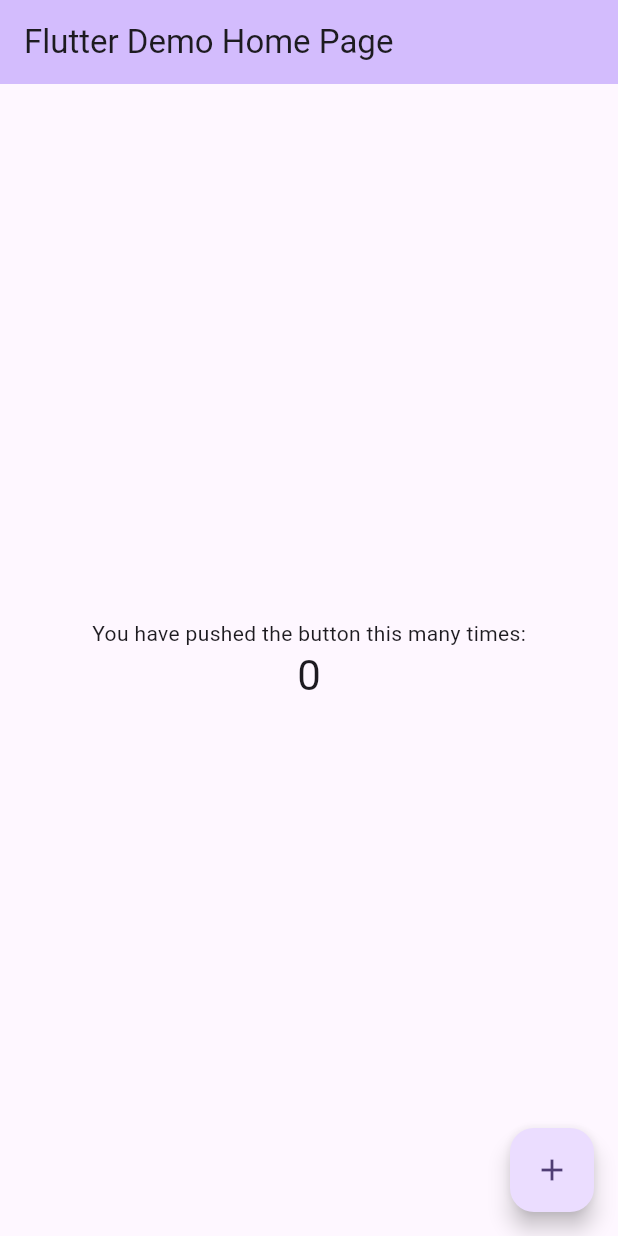
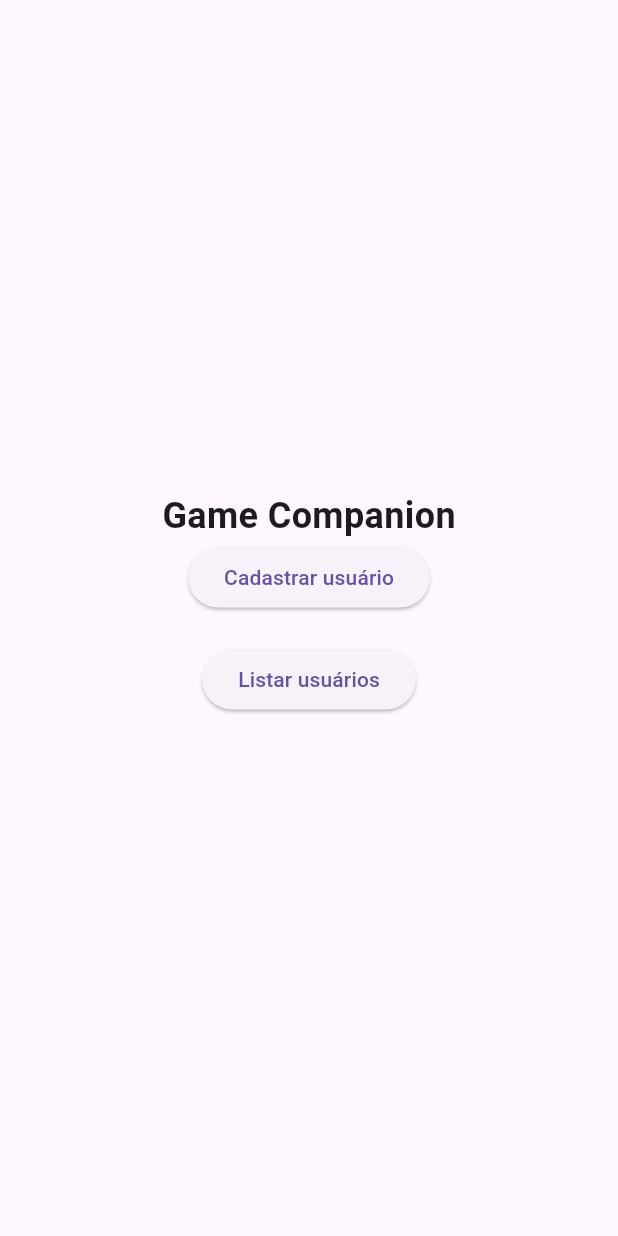
Before and after one commit to Faezito/APPCompanion, a Flutter app: the screen it shows after launch, on a phone screen of 412 x 824 dp. Run offline on Flutter 3.47's test engine with Material 3 defaults, Android fonts, the phone set to English and light mode, and no system bars; our stand-ins replace dio; statements that could not run were skipped.

Commit message:
Refatoração da home e melhoria na UI

```diff
--- a/lib/main.dart
+++ b/lib/main.dart
@@ -1,3 +1,9 @@
+import 'package:appcompanion/models/responses/usuario_response.dart';
+import 'package:appcompanion/screens/home.dart';
+import 'package:appcompanion/screens/usuario/alterar_senha_screen.dart';
+import 'package:appcompanion/screens/usuario/cadastro_screen.dart';
+import 'package:appcompanion/screens/usuario/editar_screen.dart';
+import 'package:appcompanion/services/usuario_service.dart';
 import 'package:flutter/material.dart';
 
 void main() {
@@ -11,112 +17,11 @@ class MyApp extends StatelessWidget {
   @override
   Widget build(BuildContext context) {
     return MaterialApp(
-      title: 'Flutter Demo',
-      theme: ThemeData(
-        // This is the theme of your application.
-        //
-        // TRY THIS: Try running your application with "flutter run". You'll see
-        // the application has a purple toolbar. Then, without quitting the app,
-        // try changing the seedColor in the colorScheme below to Colors.green
-        // and then invoke "hot reload" (save your changes or press the "hot
-        // reload" button in a Flutter-supported IDE, or press "r" if you used
-        // the command line to start the app).
-        //
-        // Notice that the counter didn't reset back to zero; the application
-        // state is not lost during the reload. To reset the state, use hot
-        // restart instead.
-        //
-        // This works for code too, not just values: Most code changes can be
-        // tested with just a hot reload.
-        colorScheme: .fromSeed(seedColor: Colors.deepPurple),
-      ),
-      home: const MyHomePage(title: 'Flutter Demo Home Page'),
+      debugShowCheckedModeBanner: false,
+      // home: const AlterarSenhaScreen(usuarioId: 1),
+      // home: const EditarUsuarioScreen(usuarioId: 1),
+      // home: const CadastroScreen(),
+      home: HomePage(title: 'Pagina Inicial'),
     );
   }
 }
-
-class MyHomePage extends StatefulWidget {
-  const MyHomePage({super.key, required this.title});
-
-  // This widget is the home page of your application. It is stateful, meaning
-  // that it has a State object (defined below) that contains fields that affect
-  // how it looks.
-
-  // This class is the configuration for the state. It holds the values (in this
-  // case the title) provided by the parent (in this case the App widget) and
-  // used by the build method of the State. Fields in a Widget subclass are
-  // always marked "final".
-
-  final String title;
-
-  @override
-  State<MyHomePage> createState() => _MyHomePageState();
-}
-
-class _MyHomePageState extends State<MyHomePage> {
-  int _counter = 0;
-
-  void _incrementCounter() {
-    setState(() {
-      // This call to setState tells the Flutter framework that something has
-      // changed in this State, which causes it to rerun the build method below
-      // so that the display can reflect the updated values. If we changed
-      // _counter without calling setState(), then the build method would not be
-      // called again, and so nothing would appear to happen.
-      _counter++;
-    });
-  }
-
-  @override
-  Widget build(BuildContext context) {
-    // This method is rerun every time setState is called, for instance as done
-    // by the _incrementCounter method above.
-    //
-    // The Flutter framework has been optimized to make rerunning build methods
-    // fast, so that you can just rebuild anything that needs updating rather
-    // than having to individually change instances of widgets.
-    return Scaffold(
-      appBar: AppBar(
-        // TRY THIS: Try changing the color here to a specific color (to
-        // Colors.amber, perhaps?) and trigger a hot reload to see the AppBar
-        // change color while the other colors stay the same.
-        backgroundColor: Theme.of(context).colorScheme.inversePrimary,
-        // Here we take the value from the MyHomePage object that was created by
-        // the App.build method, and use it to set our appbar title.
-        title: Text(widget.title),
-      ),
-      body: Center(
-        // Center is a layout widget. It takes a single child and positions it
-        // in the middle of the parent.
-        child: Column(
-          // Column is also a layout widget. It takes a list of children and
-          // arranges them vertically. By default, it sizes itself to fit its
-          // children horizontally, and tries to be as tall as its parent.
-          //
-          // Column has various properties to control how it sizes itself and
-          // how it positions its children. Here we use mainAxisAlignment to
-          // center the children vertically; the main axis here is the vertical
-          // axis because Columns are vertical (the cross axis would be
-          // horizontal).
-          //
-          // TRY THIS: Invoke "debug painting" (choose the "Toggle Debug Paint"
-          // action in the IDE, or press "p" in the console), to see the
-          // wireframe for each widget.
-          mainAxisAlignment: .center,
-          children: [
-            const Text('You have pushed the button this many times:'),
-            Text(
-              '$_counter',
-              style: Theme.of(context).textTheme.headlineMedium,
-            ),
-          ],
-        ),
-      ),
-      floatingActionButton: FloatingActionButton(
-        onPressed: _incrementCounter,
-        tooltip: 'Increment',
-        child: const Icon(Icons.add),
-      ),
-    );
-  }
-}
--- /dev/null
+++ b/lib/screens/home.dart
@@ -0,0 +1,71 @@
+
+import 'package:appcompanion/models/responses/usuario_response.dart';
+import 'package:appcompanion/screens/usuario/cadastro_screen.dart';
+import 'package:appcompanion/screens/usuario/lista_usuarios.dart';
+import 'package:appcompanion/services/usuario_service.dart';
+import 'package:flutter/material.dart';
+
+class HomePage extends StatefulWidget {
+  const HomePage({super.key, required this.title});
+
+  final String title;
+
+  @override
+  State<HomePage> createState() => _HomePageState();
+}
+
+class _HomePageState extends State<HomePage> {
+
+  final UsuarioService usuarioService = UsuarioService();
+
+  late Future<List<UsuarioResponse>> usuarioFuture;
+
+  @override
+  void initState() {
+    super.initState();
+    usuarioFuture = usuarioService.listarUsuarios();
+  }
+
+  @override
+  Widget build(BuildContext context) {
+    return Scaffold(
+      body:
+      Center(
+        child: SizedBox(
+          width: 300,
+          child: Column(
+            mainAxisAlignment: MainAxisAlignment.center,
+            children: <Widget>[
+              const Text(
+                'Game Companion',
+                style: TextStyle(fontSize: 24, fontWeight: FontWeight.bold),
+              ),
+              ElevatedButton(
+                onPressed: () {
+                  Navigator.of(context).push(
+                    MaterialPageRoute(
+                      builder: (_) => const CadastroScreen(),
+                    ),
+                  );
+                },
+                child: const Text("Cadastrar usuário"),
+              ),
+              const SizedBox(height: 20),
+              ElevatedButton(
+                onPressed: () {
+                  Navigator.of(context).push(
+                    MaterialPageRoute(
+                      builder: (_) => const ListaUsuariosScreen(),
+                    ),
+                  );
+                },
+                child: const Text("Listar usuários"),
+              ),
+              const SizedBox(height: 20),
+            ]
+          )
+        )
+      )
+    );
+  }
+}
```
